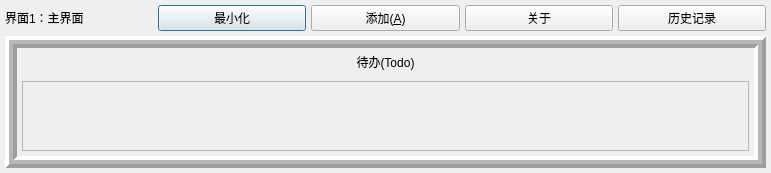
Qt form dialog.ui (XiangSirui/test) before a commit.
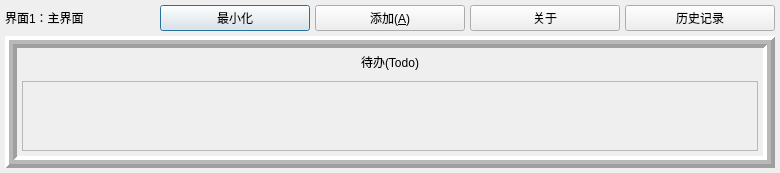
The same form after that commit.

Patch:
```diff
--- a/dialog.ui
+++ b/dialog.ui
@@ -6,7 +6,7 @@
    <rect>
     <x>0</x>
     <y>0</y>
-    <width>771</width>
+    <width>780</width>
     <height>172</height>
    </rect>
   </property>
@@ -137,6 +137,9 @@
       </item>
       <item row="3" column="0">
        <widget class="QScrollArea" name="frame_2">
+        <property name="horizontalScrollBarPolicy">
+         <enum>Qt::ScrollBarAlwaysOff</enum>
+        </property>
         <property name="widgetResizable">
          <bool>true</bool>
         </property>
@@ -145,8 +148,8 @@
           <rect>
            <x>0</x>
            <y>0</y>
-           <width>725</width>
-           <height>71</height>
+           <width>734</width>
+           <height>74</height>
           </rect>
          </property>
         </widget>
```
